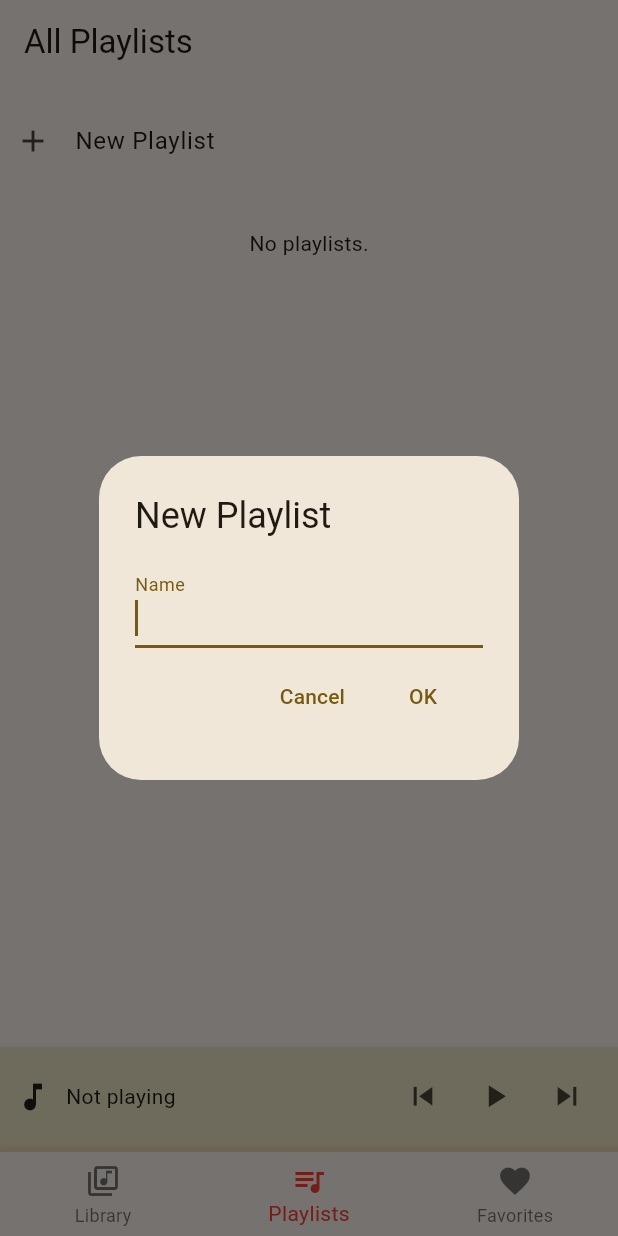
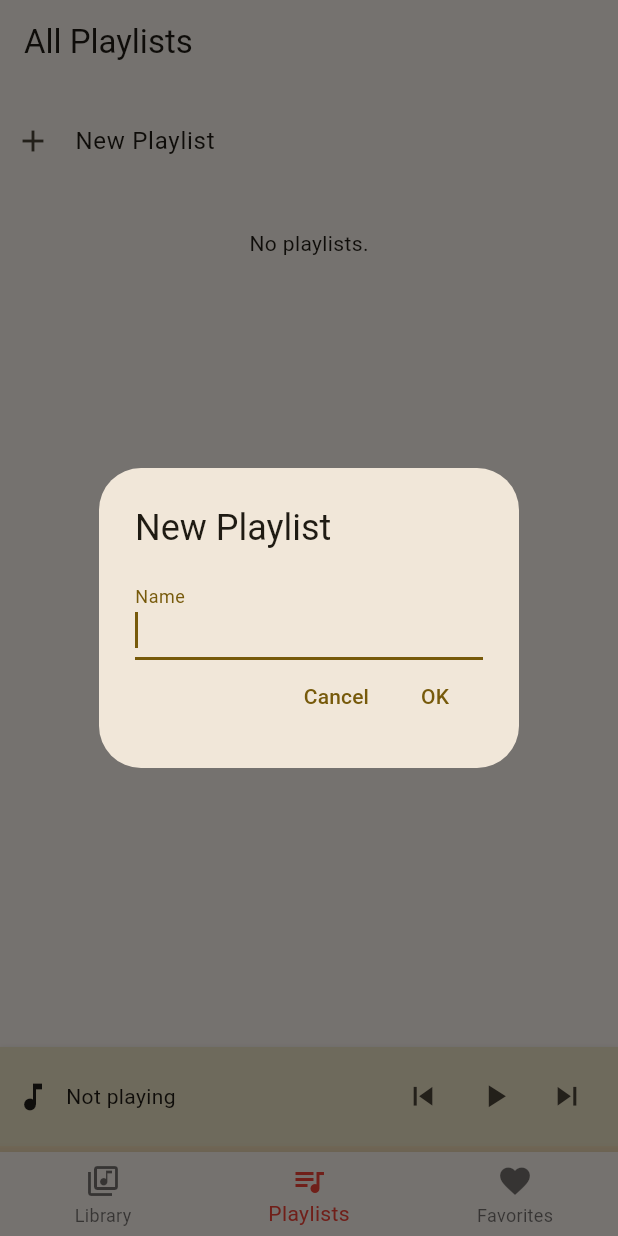
Before and after one commit to judydev/dreamer_playlist, a Flutter app: the screen it shows after launch, item 2 of the bottom bar chosen, after a tap on "New Playlist", on a phone screen of 412 x 824 dp. Run offline on Flutter 3.47's test engine with Material 3 defaults, Android fonts, the light colour scheme and no system bars; our stand-ins replace audio_service, file_picker, get_it, just_audio, permission_handler, sqflite; accounts and stored records are empty.

Commit message:
replace deprecated members, ButtonBar -> OverflowBar

```diff
--- a/lib/components/add_music_popup.dart
+++ b/lib/components/add_music_popup.dart
@@ -50,7 +50,7 @@ class _AddMusicPopupState extends State<AddMusicPopup> {
           return Column(
             children: [
               // MusicSearchBar(), // TODO
-              ButtonBar(alignment: MainAxisAlignment.start, children: [
+              OverflowBar(alignment: MainAxisAlignment.start, children: [
                 TextButton(
                     onPressed: () {
                       setState(() {
--- a/lib/components/edit_library_popup.dart
+++ b/lib/components/edit_library_popup.dart
@@ -46,7 +46,7 @@ class _EditLibraryPopupState extends State<EditLibraryPopup> {
               children: [
                 Padding(
                   padding: const EdgeInsets.only(right: 10),
-                  child: ButtonBar(
+                  child: OverflowBar(
                       alignment: MainAxisAlignment.spaceBetween,
                       children: [
                         TextButton(
--- a/lib/components/library_tab_view.dart
+++ b/lib/components/library_tab_view.dart
@@ -38,7 +38,7 @@ class _LibraryTabViewState extends State<LibraryTabView> {
   }
 }
 
-ButtonBar getLibraryButtonBar(context) => ButtonBar(
+OverflowBar getLibraryButtonBar(context) => OverflowBar(
   alignment: MainAxisAlignment.spaceEvenly,
   children: [
     // Edit
--- a/lib/components/miniplayer/miniplayer.dart
+++ b/lib/components/miniplayer/miniplayer.dart
@@ -7,10 +7,10 @@ import 'package:dreamer_playlist/components/miniplayer/utils.dart';
 import 'package:flutter/material.dart';
 
 ///Type definition for the builder function
-typedef Widget MiniplayerBuilder(double height, double percentage);
+typedef MiniplayerBuilder = Widget Function(double height, double percentage);
 
 ///Type definition for onDismiss. Will be used in a future version.
-typedef void DismissCallback(double percentage);
+typedef DismissCallback = void Function(double percentage);
 
 ///Miniplayer class
 class Miniplayer extends StatefulWidget {
@@ -47,7 +47,7 @@ class Miniplayer extends StatefulWidget {
   final Color backgroundBoxShadow;
 
   const Miniplayer({
-    Key? key,
+    super.key,
     required this.minHeight,
     required this.maxHeight,
     required this.builder,
@@ -59,7 +59,7 @@ class Miniplayer extends StatefulWidget {
     this.onDismissed,
     this.controller,
     this.backgroundBoxShadow = Colors.black45,
-  }) : super(key: key);
+  });
 
   @override
   _MiniplayerState createState() => _MiniplayerState();
--- a/lib/components/miniplayer/miniplayer_will_pop_scope.dart
+++ b/lib/components/miniplayer/miniplayer_will_pop_scope.dart
@@ -4,10 +4,10 @@ import 'package:flutter/material.dart';
 
 class MiniplayerWillPopScope extends StatefulWidget {
   const MiniplayerWillPopScope({
-    Key? key,
+    super.key,
     required this.child,
     required this.onWillPop,
-  }) : super(key: key);
+  });
 
   final Widget child;
   final WillPopCallback onWillPop;
--- a/lib/components/new_playlist_popup.dart
+++ b/lib/components/new_playlist_popup.dart
@@ -45,7 +45,7 @@ class _NewPlaylistPopupState extends State<NewPlaylistPopup> {
                 setState(() => errorText = null);
               }
             }),
-        ButtonBar(
+        OverflowBar(
           alignment: MainAxisAlignment.end,
           children: [
             displayTextButton(context, 'Cancel'),
--- a/lib/components/playlist_tab_view.dart
+++ b/lib/components/playlist_tab_view.dart
@@ -38,7 +38,7 @@ class PlaylistTabView extends StatelessWidget {
           )),
       body: Column(
         children: <Widget>[
-          ButtonBar(
+          OverflowBar(
             alignment: MainAxisAlignment.spaceEvenly,
             children: [
               // Favorite
```
